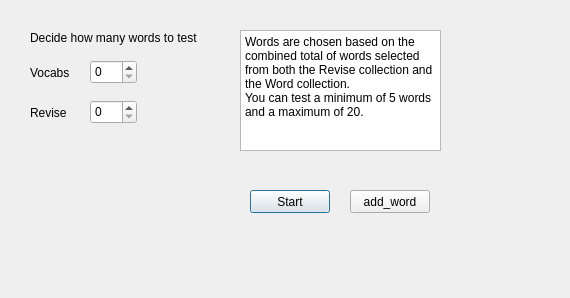
The window that MyVoca.ui (kt5965/test_dict) describes before a commit, drawn with Qt 5.
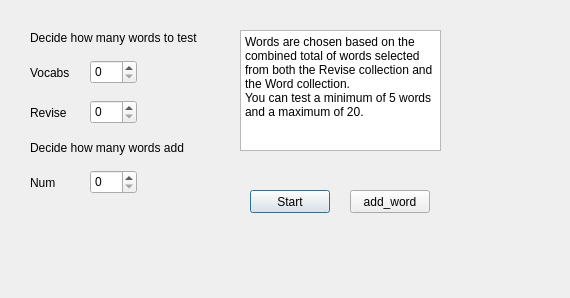
The same window after the commit.

Patch:
```diff
--- a/MyVoca.ui
+++ b/MyVoca.ui
@@ -116,6 +116,42 @@
     <string>add_word</string>
    </property>
   </widget>
+  <widget class="QSpinBox" name="spinBox_3">
+   <property name="geometry">
+    <rect>
+     <x>90</x>
+     <y>170</y>
+     <width>47</width>
+     <height>24</height>
+    </rect>
+   </property>
+  </widget>
+  <widget class="QLabel" name="label_5">
+   <property name="geometry">
+    <rect>
+     <x>30</x>
+     <y>175</y>
+     <width>44</width>
+     <height>15</height>
+    </rect>
+   </property>
+   <property name="text">
+    <string>Num</string>
+   </property>
+  </widget>
+  <widget class="QLabel" name="label_6">
+   <property name="geometry">
+    <rect>
+     <x>30</x>
+     <y>140</y>
+     <width>201</width>
+     <height>16</height>
+    </rect>
+   </property>
+   <property name="text">
+    <string>Decide how many words add</string>
+   </property>
+  </widget>
  </widget>
  <resources/>
  <connections/>
```
Left out of the diff: 2 changed lines with no effect on the pictures.
